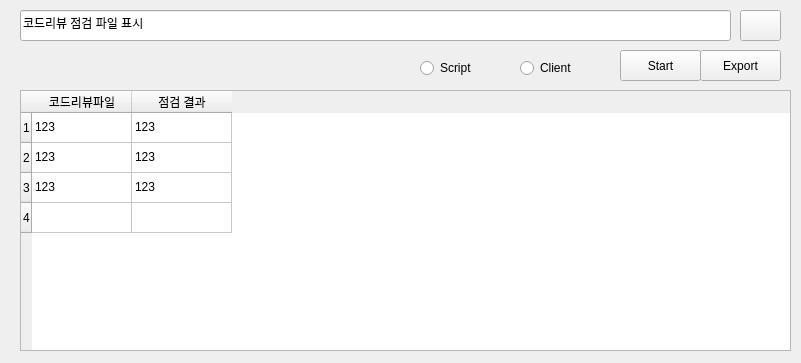
Qt form SamplCode/CodeReviewCheckTool.ui (kimhopepa/PythonPjt) before a commit.
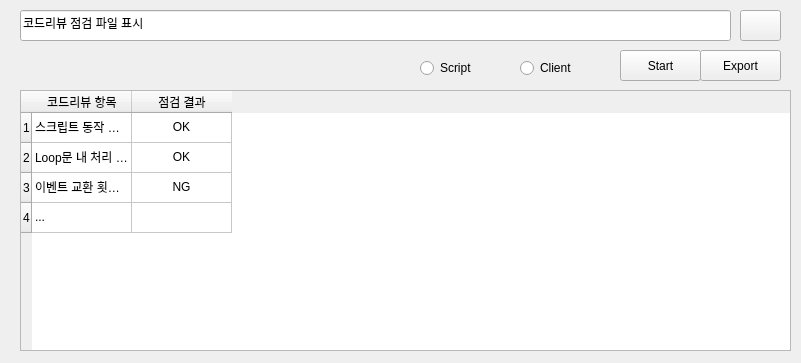
The same form after that commit. Icons and pictures are not drawn.

The edit to the form file:
```diff
--- a/SamplCode/CodeReviewCheckTool.ui
+++ b/SamplCode/CodeReviewCheckTool.ui
@@ -92,42 +92,68 @@
    </row>
    <column>
     <property name="text">
-     <string>코드리뷰파일</string>
+     <string>코드리뷰 항목</string>
     </property>
    </column>
    <column>
     <property name="text">
      <string>점검 결과</string>
     </property>
+    <property name="textAlignment">
+     <set>AlignCenter</set>
+    </property>
    </column>
    <item row="0" column="0">
     <property name="text">
-     <string>123</string>
+     <string>스크립트 동작 Active 감시 적용</string>
     </property>
    </item>
    <item row="0" column="1">
     <property name="text">
-     <string>123</string>
+     <string>OK</string>
+    </property>
+    <property name="textAlignment">
+     <set>AlignCenter</set>
     </property>
    </item>
    <item row="1" column="0">
     <property name="text">
-     <string>123</string>
+     <string>Loop문 내 처리 조건 확인</string>
     </property>
    </item>
    <item row="1" column="1">
     <property name="text">
-     <string>123</string>
+     <string>OK</string>
+    </property>
+    <property name="textAlignment">
+     <set>AlignCenter</set>
     </property>
    </item>
    <item row="2" column="0">
     <property name="text">
-     <string>123</string>
+     <string>이벤트 교환 횟수 최소화 확인</string>
     </property>
    </item>
    <item row="2" column="1">
     <property name="text">
-     <string>123</string>
+     <string>NG</string>
+    </property>
+    <property name="textAlignment">
+     <set>AlignCenter</set>
+    </property>
+    <property name="background">
+     <brush brushstyle="NoBrush">
+      <color alpha="255">
+       <red>255</red>
+       <green>0</green>
+       <blue>0</blue>
+      </color>
+     </brush>
+    </property>
+   </item>
+   <item row="3" column="0">
+    <property name="text">
+     <string>...</string>
     </property>
    </item>
   </widget>
```
